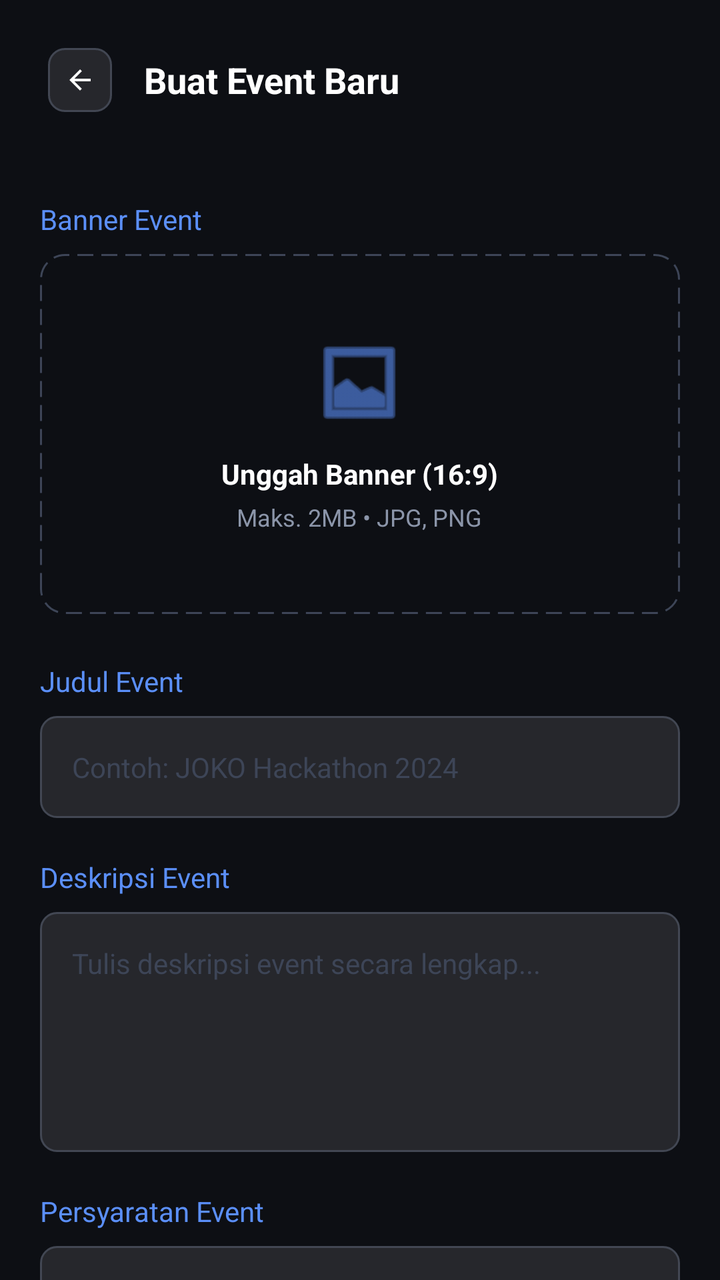
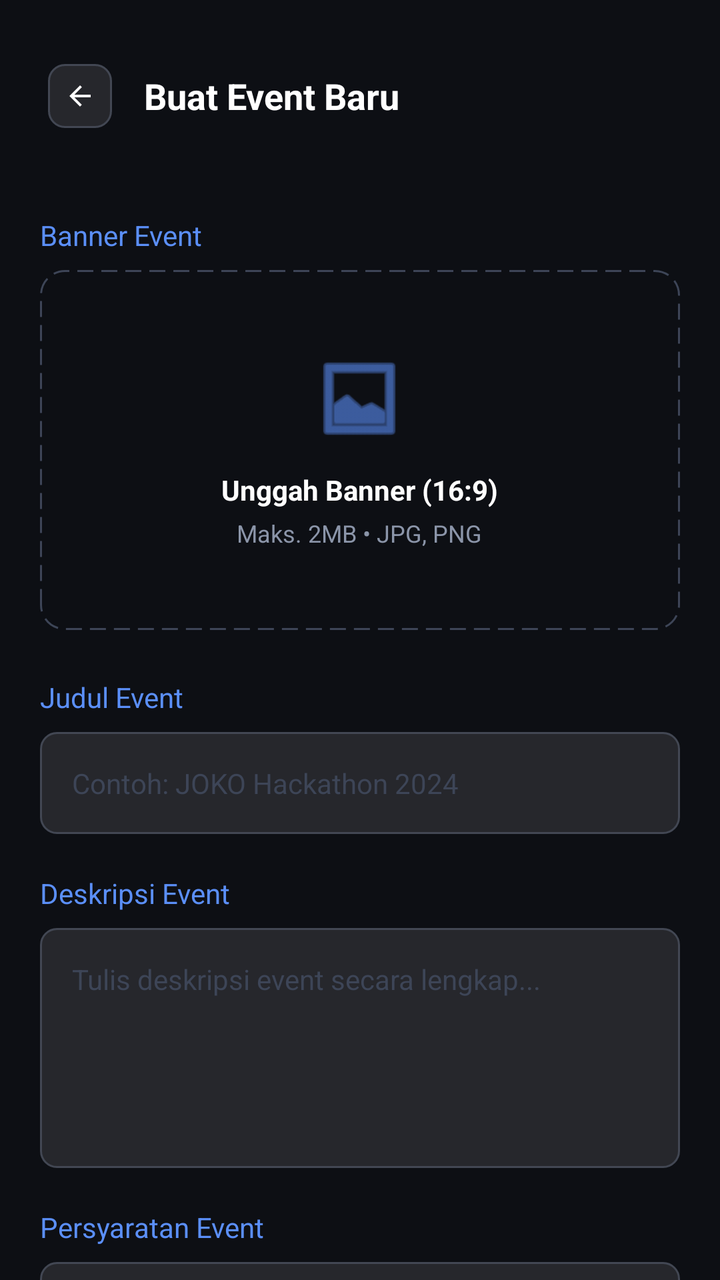

Before-and-after screenshots of an Android layout around one commit, followed by the original layout XML and the change that was made.
<!-- AndroidManifest.xml: application theme Theme.Joko -->
<!-- res/layout/activity_create_event.xml -->
<?xml version="1.0" encoding="utf-8"?>
<androidx.constraintlayout.widget.ConstraintLayout xmlns:android="http://schemas.android.com/apk/res/android"
    xmlns:app="http://schemas.android.com/apk/res-auto"
    xmlns:tools="http://schemas.android.com/tools"
    android:id="@+id/createEventRoot"
    android:layout_width="match_parent"
    android:layout_height="match_parent"
    android:background="@color/bg_base">

    
    <LinearLayout
        android:id="@+id/CreateEventHeader"
        android:layout_width="match_parent"
        android:layout_height="wrap_content"
        android:gravity="center_vertical"
        android:orientation="horizontal"
        android:padding="24dp"
        app:layout_constraintEnd_toEndOf="parent"
        app:layout_constraintStart_toStartOf="parent"
        app:layout_constraintTop_toTopOf="parent">

        <ImageView
            android:id="@+id/btnBack"
            android:layout_width="32dp"
            android:layout_height="32dp"
            android:background="@drawable/bg_input_field"
            android:padding="8dp"
            android:src="@drawable/abc_ic_ab_back_material"
            app:tint="@color/white" />

        <TextView
            android:layout_width="wrap_content"
            android:layout_height="wrap_content"
            android:layout_marginStart="16dp"
            android:text="Buat Event Baru"
            android:textColor="@color/white"
            android:textSize="18sp"
            android:textStyle="bold" />
    </LinearLayout>

    
    <androidx.core.widget.NestedScrollView
        android:layout_width="match_parent"
        android:layout_height="0dp"
        app:layout_constraintBottom_toBottomOf="parent"
        app:layout_constraintEnd_toEndOf="parent"
        app:layout_constraintStart_toStartOf="parent"
        app:layout_constraintTop_toBottomOf="@id/CreateEventHeader">

        <LinearLayout
            android:layout_width="match_parent"
            android:layout_height="wrap_content"
            android:orientation="vertical"
            android:padding="20dp">

            
            <TextView
                android:layout_width="wrap_content"
                android:layout_height="wrap_content"
                android:text="@string/label_banner_event"
                android:textColor="@color/primary"
                android:textSize="14sp" />

            <RelativeLayout
                android:id="@+id/btnUploadBanner"
                android:layout_width="match_parent"
                android:layout_height="180dp"
                android:layout_marginTop="8dp"
                android:background="@drawable/bg_dashed_border"
                android:clickable="true"
                android:focusable="true">

                
                <FrameLayout
                    android:id="@+id/layoutPreviewContainer"
                    android:layout_width="match_parent"
                    android:layout_height="match_parent"
                    android:visibility="gone">

                    <ImageView
                        android:id="@+id/ivEventBannerPreview"
                        android:layout_width="match_parent"
                        android:layout_height="match_parent"
                        android:scaleType="centerCrop" />

                    
                    <ImageView
                        android:id="@+id/btnRemoveImage"
                        android:layout_width="32dp"
                        android:layout_height="32dp"
                        android:layout_gravity="top|end"
                        android:layout_margin="8dp"
                        android:background="@drawable/bg_input_field"
                        android:padding="6dp"
                        android:src="@android:drawable/ic_menu_close_clear_cancel"
                        app:tint="@color/white" />
                </FrameLayout>

                
                <LinearLayout
                    android:id="@+id/layoutUploadPlaceholder"
                    android:layout_width="wrap_content"
                    android:layout_height="wrap_content"
                    android:layout_centerInParent="true"
                    android:gravity="center"
                    android:orientation="vertical">

                    <ImageView
                        android:layout_width="48dp"
                        android:layout_height="48dp"
                        android:src="@android:drawable/ic_menu_gallery"
                        app:tint="@color/primary" />

                    <TextView
                        android:layout_width="wrap_content"
                        android:layout_height="wrap_content"
                        android:layout_marginTop="12dp"
                        android:text="Unggah Banner (16:9)"
                        android:textColor="@color/white"
                        android:textStyle="bold" />

                    <TextView
                        android:layout_width="wrap_content"
                        android:layout_height="wrap_content"
                        android:layout_marginTop="4dp"
                        android:text="Maks. 2MB • JPG, PNG"
                        android:textColor="@color/text_secondary"
                        android:textSize="12sp" />
                </LinearLayout>
            </RelativeLayout>

            
            <TextView
                android:layout_width="wrap_content"
                android:layout_height="wrap_content"
                android:layout_marginTop="24dp"
                android:text="@string/label_judul_event"
                android:textColor="@color/primary"
                android:textSize="14sp" />

            <EditText
                android:id="@+id/etJudulEvent"
                android:layout_width="match_parent"
                android:layout_height="wrap_content"
                android:layout_marginTop="8dp"
                android:background="@drawable/bg_input_field"
                android:hint="Contoh: JOKO Hackathon 2024"
                android:inputType="text"
                android:maxLines="1"
                android:padding="16dp"
                android:textColor="@color/white"
                android:textColorHint="@color/text_disabled"
                android:textSize="14sp"/>

            
            <TextView
                android:layout_width="wrap_content"
                android:layout_height="wrap_content"
                android:layout_marginTop="20dp"
                android:text="@string/label_deskripsi_event"
                android:textColor="@color/primary"
                android:textSize="14sp" />

            <EditText
                android:id="@+id/etDeskripsiEvent"
                android:layout_width="match_parent"
                android:layout_height="wrap_content"
                android:layout_marginTop="8dp"
                android:background="@drawable/bg_input_field"
                android:gravity="top"
                android:hint="Tulis deskripsi event secara lengkap..."
                android:minHeight="120dp"
                android:padding="16dp"
                android:textColor="@color/white"
                android:textColorHint="@color/text_disabled"
                android:textSize="14sp" />

            
            <TextView
                android:layout_width="wrap_content"
                android:layout_height="wrap_content"
                android:layout_marginTop="20dp"
                android:text="Persyaratan Event"
                android:textColor="@color/primary"
                android:textSize="14sp" />

            <LinearLayout
                android:id="@+id/layoutRequirementsContainer"
                android:layout_width="match_parent"
                android:layout_height="wrap_content"
                android:orientation="vertical">
                
            </LinearLayout>

            <LinearLayout
                android:layout_width="match_parent"
                android:layout_height="wrap_content"
                android:layout_marginTop="8dp"
                android:background="@drawable/bg_input_field"
                android:gravity="center_vertical"
                android:orientation="horizontal"
                android:paddingEnd="8dp">

                <EditText
                    android:id="@+id/etRequirementInput"
                    android:layout_width="0dp"
                    android:layout_height="wrap_content"
                    android:layout_weight="1"
                    android:background="@android:color/transparent"
                    android:hint="Contoh: Mahasiswa aktif..."
                    android:padding="16dp"
                    android:textColor="@color/white"
                    android:textColorHint="@color/text_disabled"
                    android:textSize="14sp" />

                <ImageView
                    android:id="@+id/btnAddRequirement"
                    android:layout_width="32dp"
                    android:layout_height="32dp"
                    android:padding="4dp"
                    android:src="@android:drawable/ic_input_add"
                    app:tint="@color/primary" />
            </LinearLayout>

            <LinearLayout
                android:layout_width="match_parent"
                android:layout_height="wrap_content"
                android:layout_marginTop="20dp"
                android:orientation="horizontal">

                <LinearLayout
                    android:layout_width="0dp"
                    android:layout_height="wrap_content"
                    android:layout_weight="1"
                    android:orientation="vertical">

                    <TextView
                        android:layout_width="wrap_content"
                        android:layout_height="wrap_content"
                        android:text="@string/label_kategori"
                        android:textColor="@color/primary"
                        android:textSize="14sp" />

                    <Spinner
                        android:id="@+id/spinnerKategori"
                        android:layout_width="match_parent"
                        android:layout_height="56dp"
                        android:layout_marginTop="8dp"
                        android:background="@drawable/bg_input_field"
                        android:overlapAnchor="false" />
                </LinearLayout>

                <View
                    android:layout_width="16dp"
                    android:layout_height="0dp" />

                <LinearLayout
                    android:layout_width="0dp"
                    android:layout_height="wrap_content"
                    android:layout_weight="1"
                    android:orientation="vertical">

                    <TextView
                        android:layout_width="wrap_content"
                        android:layout_height="wrap_content"
                        android:text="@string/label_penyelenggara"
                        android:textColor="@color/primary"
                        android:textSize="14sp" />

                    <EditText
                        android:id="@+id/etPenyelenggara"
                        android:layout_width="match_parent"
                        android:layout_height="56dp"
                        android:layout_marginTop="8dp"
                        android:background="@drawable/bg_input_field"
                        android:hint="Nama Org/Tim"
                        android:inputType="text"
                        android:maxLines="1"
                        android:padding="16dp"
                        android:textColor="@color/white"
                        android:textColorHint="@color/text_disabled"
                        android:textSize="14sp" />
                </LinearLayout>
            </LinearLayout>

            
            <TextView
                android:layout_width="wrap_content"
                android:layout_height="wrap_content"
                android:layout_marginTop="20dp"
                android:text="@string/label_lokasi"
                android:textColor="@color/primary"
                android:textSize="14sp" />

            <LinearLayout
                android:layout_width="match_parent"
                android:layout_height="wrap_content"
                android:layout_marginTop="8dp"
                android:background="@drawable/bg_input_field"
                android:gravity="center_vertical"
                android:orientation="horizontal"
                android:paddingStart="16dp">

                <ImageView
                    android:layout_width="20dp"
                    android:layout_height="20dp"
                    android:src="@android:drawable/ic_dialog_map"
                    app:tint="@color/text_secondary" />

                <EditText
                    android:id="@+id/etLokasi"
                    android:layout_width="match_parent"
                    android:layout_height="wrap_content"
                    android:background="@android:color/transparent"
                    android:hint="Nama Gedung atau 'Daring'"
                    android:inputType="text"
                    android:maxLines="1"
                    android:padding="16dp"
                    android:textColor="@color/white"
                    android:textColorHint="@color/text_disabled"
                    android:textSize="14sp" />
            </LinearLayout>

            
            <TextView
                android:layout_width="wrap_content"
                android:layout_height="wrap_content"
                android:layout_marginTop="20dp"
                android:text="@string/label_jadwal_event"
                android:textColor="@color/primary"
                android:textSize="14sp" />

            <LinearLayout
                android:layout_width="match_parent"
                android:layout_height="wrap_content"
                android:layout_marginTop="8dp"
                android:gravity="top|center_horizontal"
                android:orientation="horizontal">

                <LinearLayout
                    android:layout_width="0dp"
                    android:layout_height="wrap_content"
                    android:layout_weight="1"
                    android:orientation="vertical">

                    <LinearLayout
                        android:id="@+id/layoutStartDateContainer"
                        android:layout_width="match_parent"
                        android:layout_height="56dp"
                        android:background="@drawable/bg_input_field"
                        android:gravity="center"
                        android:orientation="horizontal"
                        android:paddingStart="16dp"
                        android:paddingEnd="16dp">

                        <ImageView
                            android:layout_width="24dp"
                            android:layout_height="24dp"
                            android:layout_marginEnd="8dp"
                            android:src="@android:drawable/ic_menu_my_calendar"
                            app:tint="@color/text_secondary" />

                        <TextView
                            android:id="@+id/tvStartDate"
                            android:layout_width="wrap_content"
                            android:layout_height="wrap_content"
                            android:text="mm/dd/yyyy"
                            android:textColor="@color/white" />
                    </LinearLayout>
                </LinearLayout>

                <LinearLayout
                    android:layout_width="wrap_content"
                    android:layout_height="match_parent"
                    android:gravity="center">
                    <TextView
                        android:layout_width="wrap_content"
                        android:layout_height="wrap_content"
                        android:layout_marginHorizontal="12dp"
                        android:text="sampai"
                        android:textColor="@color/white" />
                </LinearLayout>

                <LinearLayout
                    android:layout_width="0dp"
                    android:layout_height="wrap_content"
                    android:layout_weight="1"
                    android:orientation="vertical">

                    <LinearLayout
                        android:id="@+id/layoutEndDateContainer"
                        android:layout_width="match_parent"
                        android:layout_height="56dp"
                        android:background="@drawable/bg_input_field"
                        android:gravity="center"
                        android:orientation="horizontal"
                        android:paddingStart="16dp"
                        android:paddingEnd="16dp">

                        <ImageView
                            android:layout_width="24dp"
                            android:layout_height="24dp"
                            android:layout_marginEnd="8dp"
                            android:src="@android:drawable/ic_menu_my_calendar"
                            app:tint="@color/text_secondary" />

                        <TextView
                            android:id="@+id/tvEndDate"
                            android:layout_width="wrap_content"
                            android:layout_height="wrap_content"
                            android:text="mm/dd/yyyy"
                            android:textColor="@color/white" />
                    </LinearLayout>
                </LinearLayout>
            </LinearLayout>

            
            <RelativeLayout
                android:layout_width="match_parent"
                android:layout_height="wrap_content"
                android:layout_marginTop="20dp">

                <TextView
                    android:layout_width="wrap_content"
                    android:layout_height="wrap_content"
                    android:text="@string/label_link_pendaftaran"
                    android:textColor="@color/primary"
                    android:textSize="14sp" />
            </RelativeLayout>

            <LinearLayout
                android:layout_width="match_parent"
                android:layout_height="wrap_content"
                android:layout_marginTop="8dp"
                android:background="@drawable/bg_input_field"
                android:gravity="center_vertical"
                android:orientation="horizontal"
                android:paddingStart="16dp">

                <ImageView
                    android:layout_width="20dp"
                    android:layout_height="20dp"
                    android:src="@android:drawable/ic_menu_share"
                    android:rotation="180"
                    app:tint="@color/text_secondary" />

                <EditText
                    android:id="@+id/etLinkPendaftaran"
                    android:layout_width="match_parent"
                    android:layout_height="wrap_content"
                    android:background="@android:color/transparent"
                    android:hint="https://example.com/register"
                    android:inputType="textUri"
                    android:maxLines="1"
                    android:padding="16dp"
                    android:textColor="@color/white"
                    android:textColorHint="@color/text_disabled"
                    android:textSize="14sp" />
            </LinearLayout>

            
            <TextView
                android:layout_width="wrap_content"
                android:layout_height="wrap_content"
                android:layout_marginTop="20dp"
                android:text="@string/label_kata_kunci"
                android:textColor="@color/primary"
                android:textSize="14sp" />

            <TextView
                android:layout_width="match_parent"
                android:layout_height="wrap_content"
                android:layout_marginTop="8dp"
                android:text="Gunakan tag yang relevan agar mudah ditemukan oleh calon peserta."
                android:textColor="@color/text_disabled"
                android:textSize="12sp" />

            <androidx.fragment.app.FragmentContainerView
                android:id="@+id/fragmentContainerTags"
                android:name="com.example.joko.fragments.ChipInputFragment"
                android:layout_width="match_parent"
                android:layout_height="wrap_content"
                android:layout_marginTop="8dp"
                tools:layout="@layout/fragment_chip" />



            
            <Button
                android:id="@+id/btnPublish"
                android:layout_width="match_parent"
                android:layout_height="wrap_content"
                android:layout_marginTop="32dp"
                android:layout_marginBottom="24dp"
                android:backgroundTint="@color/primary"
                android:padding="16dp"
                android:text="@string/btn_publikasikan"
                android:textAllCaps="false"
                android:textColor="@color/bg_base"
                android:textStyle="bold"
                app:cornerRadius="12dp" />

        </LinearLayout>
    </androidx.core.widget.NestedScrollView>

</androidx.constraintlayout.widget.ConstraintLayout>
<!-- res/layout/fragment_chip.xml (included above) -->
<?xml version="1.0" encoding="utf-8"?>
<LinearLayout
    xmlns:android="http://schemas.android.com/apk/res/android"
    xmlns:app="http://schemas.android.com/apk/res-auto"
    android:layout_width="match_parent"
    android:layout_height="wrap_content"
    android:orientation="vertical"> <com.google.android.material.chip.ChipGroup
    android:id="@+id/chipGroupTags"
    android:layout_width="match_parent"
    android:layout_height="wrap_content"
    android:layout_marginTop="8dp"
    app:chipSpacingHorizontal="8dp"
    app:chipSpacingVertical="4dp">

    <EditText
        android:id="@+id/etInputTag"
        android:layout_width="wrap_content"
        android:layout_height="48dp"
        android:minWidth="120dp"
        android:background="@null"
        android:hint="+ Tambah Tag..."
        android:textColor="@color/white"
        android:textColorHint="@color/text_disabled"
        android:inputType="text"
        android:imeOptions="actionDone"
        android:textSize="14sp"
        android:paddingVertical="8dp" />

</com.google.android.material.chip.ChipGroup>

</LinearLayout>
<!-- resources referenced by this layout -->
<resources>
  <color name="bg_base">#0D0F14</color>
  <color name="primary">#5B8FF9</color>
  <color name="text_disabled">#3D4557</color>
  <color name="text_secondary">#8B95A9</color>
  <color name="white">#FFFFFFFF</color>
  <!-- drawable bg_dashed_border (drawable) -->
  <?xml version="1.0" encoding="utf-8"?>
  <shape xmlns:android="http://schemas.android.com/apk/res/android">
      <stroke
          android:width="1dp"
          android:color="@color/text_disabled"
          android:dashWidth="8dp"
          android:dashGap="4dp" />
      <corners android:radius="12dp" />
  </shape>
  <!-- drawable bg_input_field (drawable) -->
  <?xml version="1.0" encoding="utf-8"?>
  <shape xmlns:android="http://schemas.android.com/apk/res/android">
      <solid android:color="#1AFFFFFF" />
      <corners android:radius="8dp" />
      <stroke android:width="1dp" android:color="@color/outline_variant" />
  </shape>
  <string name="btn_publikasikan">Publikasikan Event</string>
  <string name="label_banner_event">Banner Event</string>
  <string name="label_deskripsi_event">Deskripsi Event</string>
  <string name="label_jadwal_event">Jadwal Event</string>
  <string name="label_judul_event">Judul Event</string>
  <string name="label_kata_kunci">Kata Kunci / Tag</string>
  <string name="label_kategori">Kategori</string>
  <string name="label_link_pendaftaran">Link Pendaftaran</string>
  <string name="label_lokasi">Lokasi</string>
  <string name="label_penyelenggara">Penyelenggara</string>
  <style name="Theme.Joko" parent="Base.Theme.Joko" />
  <color name="outline_variant">#424753</color>
  <style name="Base.Theme.Joko" parent="Theme.Material3.DayNight.NoActionBar">
          <item name="colorPrimary">@color/primary</item>
          <item name="android:statusBarColor">@color/bg_base</item>
          <item name="android:windowBackground">@color/bg_base</item>
  
          
          <item name="fontFamily">@font/font_body</item>
  
          <item name="textAppearanceHeadlineLarge">@style/TextAppearance.App.HeadlineLarge</item>
          <item name="textAppearanceHeadlineMedium">@style/TextAppearance.App.HeadlineMedium</item>
          <item name="textAppearanceHeadlineSmall">@style/TextAppearance.App.HeadlineSmall</item>
          <item name="textAppearanceTitleLarge">@style/TextAppearance.App.TitleLarge</item>
      </style>
  <style name="TextAppearance.App.HeadlineLarge" parent="TextAppearance.Material3.HeadlineLarge">
          <item name="fontFamily">@font/font_headlines</item>
          <item name="android:fontFamily">@font/font_headlines</item>
      </style>
  <style name="TextAppearance.App.HeadlineMedium" parent="TextAppearance.Material3.HeadlineMedium">
          <item name="fontFamily">@font/font_headlines</item>
          <item name="android:fontFamily">@font/font_headlines</item>
      </style>
  <style name="TextAppearance.App.HeadlineSmall" parent="TextAppearance.Material3.HeadlineSmall">
          <item name="fontFamily">@font/font_headlines</item>
          <item name="android:fontFamily">@font/font_headlines</item>
      </style>
  <style name="TextAppearance.App.TitleLarge" parent="TextAppearance.Material3.TitleLarge">
          <item name="fontFamily">@font/font_headlines</item>
          <item name="android:fontFamily">@font/font_headlines</item>
          <item name="android:textStyle">bold</item>
      </style>
</resources>

<!-- the commit's change to res/layout/activity_create_event.xml (unified diff, before → after) -->
@@ -14,7 +14,9 @@
         android:layout_height="wrap_content"
         android:gravity="center_vertical"
         android:orientation="horizontal"
-        android:padding="24dp"
+        android:paddingTop="32dp"
+        android:paddingBottom="24dp"
+        android:paddingHorizontal="24dp"
         app:layout_constraintEnd_toEndOf="parent"
         app:layout_constraintStart_toStartOf="parent"
         app:layout_constraintTop_toTopOf="parent">
